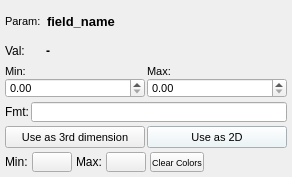
The window that widgets/SubstateDisplayWidget.ui (dmacri/Qt-VTK-viewer) describes before a commit, drawn with Qt 5.
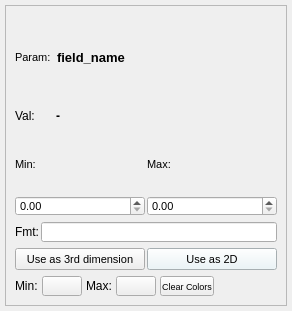
The same window after the commit.

Commit message:
refactor: wrap SubstateDisplayWidget UI elements in QFrame container
Wrapped all existing UI layouts (titleLayout, valueLayout, minMaxLayout, formatLayout, buttonsLayout, colorsLayout) inside a QFrame container with StyledPanel shape. Increased widget height from 177 to 311 pixels to accommodate the frame. This change prepares the widget for visual styling and better separation from other UI elements.

```diff
--- a/widgets/SubstateDisplayWidget.ui
+++ b/widgets/SubstateDisplayWidget.ui
@@ -7,7 +7,7 @@
     <x>0</x>
     <y>0</y>
     <width>292</width>
-    <height>177</height>
+    <height>311</height>
    </rect>
   </property>
   <property name="windowTitle">
@@ -33,6 +33,15 @@
     <number>5</number>
    </property>
    <item>
+    <widget class="QFrame" name="frame">
+     <property name="frameShape">
+      <enum>QFrame::Shape::StyledPanel</enum>
+     </property>
+     <property name="frameShadow">
+      <enum>QFrame::Shadow::Raised</enum>
+     </property>
+     <layout class="QVBoxLayout" name="verticalLayout">
+      <item>
     <layout class="QHBoxLayout" name="titleLayout">
      <property name="spacing">
       <number>2</number>
@@ -441,6 +450,9 @@
       </spacer>
      </item>
     </layout>
+      </item>
+     </layout>
+    </widget>
    </item>
   </layout>
  </widget>
```
Lines whose indentation alone changed are shown as unchanged.
